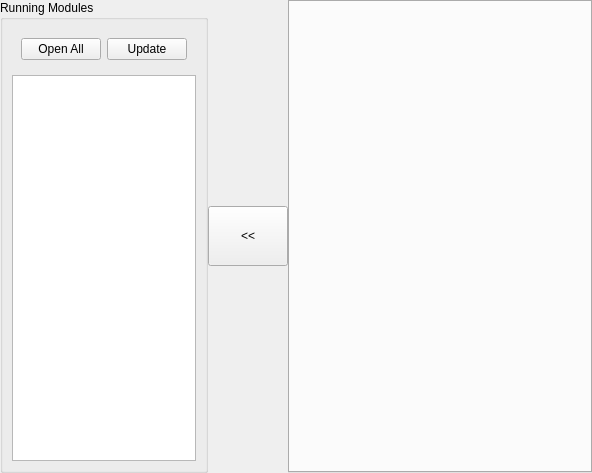
Old version of the form widgets/Logs/logpageform.ui in the repository mimirobo/AtisLauncher.
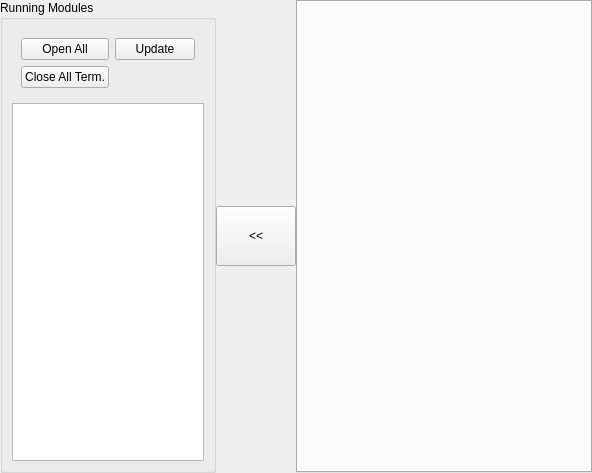
New version of the form.

Commit message: Added Close All Terminals capability

```diff
--- a/widgets/Logs/logpageform.ui
+++ b/widgets/Logs/logpageform.ui
@@ -37,15 +37,8 @@
      <layout class="QVBoxLayout" name="verticalLayout" stretch="0,1">
       <item>
        <widget class="QWidget" name="widget" native="true">
-        <layout class="QHBoxLayout" name="horizontalLayout_2">
-         <item>
-          <widget class="QPushButton" name="openallBtn">
-           <property name="text">
-            <string>Open All</string>
-           </property>
-          </widget>
-         </item>
-         <item>
+        <layout class="QGridLayout" name="gridLayout">
+         <item row="0" column="1">
           <spacer name="horizontalSpacer">
            <property name="orientation">
             <enum>Qt::Horizontal</enum>
@@ -58,13 +51,27 @@
            </property>
           </spacer>
          </item>
-         <item>
+         <item row="0" column="2">
           <widget class="QPushButton" name="updateBtn">
            <property name="text">
             <string>Update</string>
            </property>
           </widget>
          </item>
+         <item row="0" column="0">
+          <widget class="QPushButton" name="openallBtn">
+           <property name="text">
+            <string>Open All</string>
+           </property>
+          </widget>
+         </item>
+         <item row="1" column="0">
+          <widget class="QPushButton" name="closeallTermBtn">
+           <property name="text">
+            <string>Close All Term.</string>
+           </property>
+          </widget>
+         </item>
         </layout>
        </widget>
       </item>
```
The commit also changes 2 other files.
